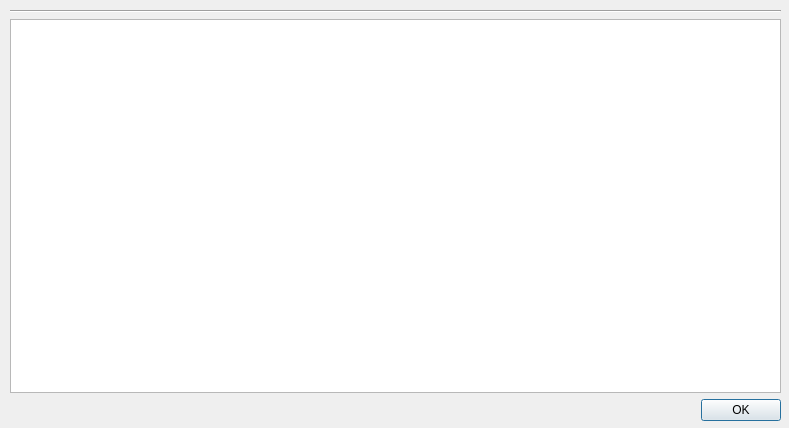
golemfactory/clay, file gnr/ui/AddTaskResourcesDialog.ui: the form before one commit.
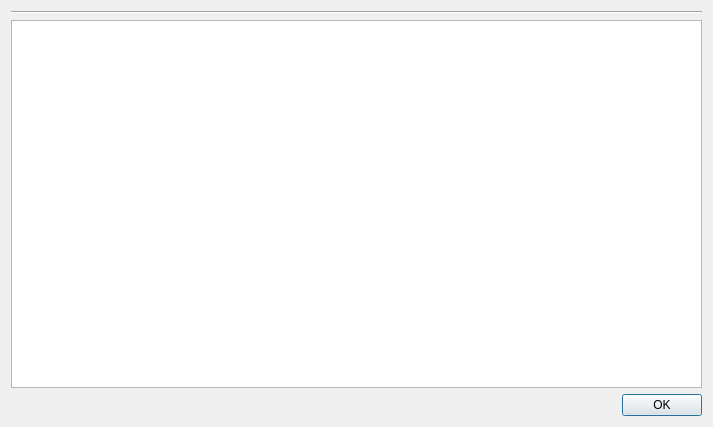
The form after the commit.

Commit message: changet task and resources resizes, better preview label

Diff of the .ui file:
```diff
--- a/gnr/ui/AddTaskResourcesDialog.ui
+++ b/gnr/ui/AddTaskResourcesDialog.ui
@@ -9,22 +9,15 @@
    <rect>
     <x>0</x>
     <y>0</y>
-    <width>789</width>
-    <height>428</height>
+    <width>713</width>
+    <height>427</height>
    </rect>
   </property>
   <property name="windowTitle">
    <string>Add Task Resources</string>
   </property>
-  <widget class="QWidget" name="verticalLayoutWidget">
-   <property name="geometry">
-    <rect>
-     <x>10</x>
-     <y>10</y>
-     <width>771</width>
-     <height>411</height>
-    </rect>
-   </property>
+  <layout class="QGridLayout" name="gridLayout">
+   <item row="0" column="0">
    <layout class="QVBoxLayout" name="verticalLayout">
     <property name="spacing">
      <number>6</number>
@@ -64,7 +57,8 @@
      </layout>
     </item>
    </layout>
-  </widget>
+   </item>
+  </layout>
  </widget>
  <resources/>
  <connections/>
```
Lines whose indentation alone changed are shown as unchanged. The commit also changes 2 other files.
